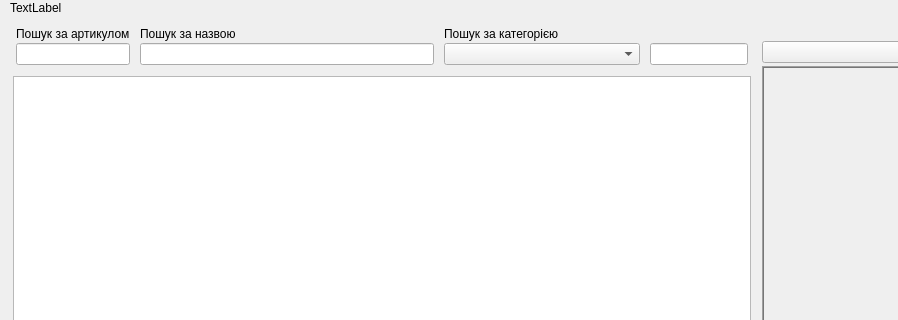
Qt form viyar/Price_Window.ui (Anatoliy-ProffDesgn/TestOffice) before a commit; both pictures show x 0 to 898 and y 0 to 320 of the 1205 by 804 pixel window.
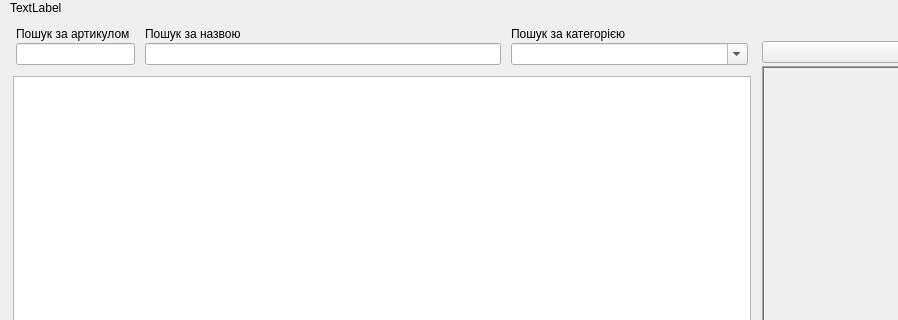
The same form after that commit.

Commit message: Home Viyar comboBox

What changed in the file:
```diff
--- a/viyar/Price_Window.ui
+++ b/viyar/Price_Window.ui
@@ -64,7 +64,7 @@
     <item row="0" column="0">
      <layout class="QVBoxLayout" name="verticalLayout" stretch="10,100,5">
       <item>
-       <layout class="QGridLayout" name="gridLayout_2" columnstretch="1,3,2,1">
+       <layout class="QGridLayout" name="gridLayout_2" columnstretch="1,3,2">
         <property name="leftMargin">
          <number>3</number>
         </property>
@@ -109,12 +109,6 @@
           </property>
          </widget>
         </item>
-        <item row="1" column="3">
-         <widget class="QLineEdit" name="lineEdit_SearchCategori"/>
-        </item>
-        <item row="1" column="2">
-         <widget class="QComboBox" name="comboBox"/>
-        </item>
         <item row="0" column="2">
          <widget class="QLabel" name="label_2">
           <property name="text">
@@ -125,6 +119,13 @@
           </property>
          </widget>
         </item>
+        <item row="1" column="2">
+         <widget class="QComboBox" name="comboBox">
+          <property name="editable">
+           <bool>true</bool>
+          </property>
+         </widget>
+        </item>
        </layout>
       </item>
       <item>
```
Left out of the diff: 1 changed line with no effect on the pictures. The commit also changes 2 other files.
